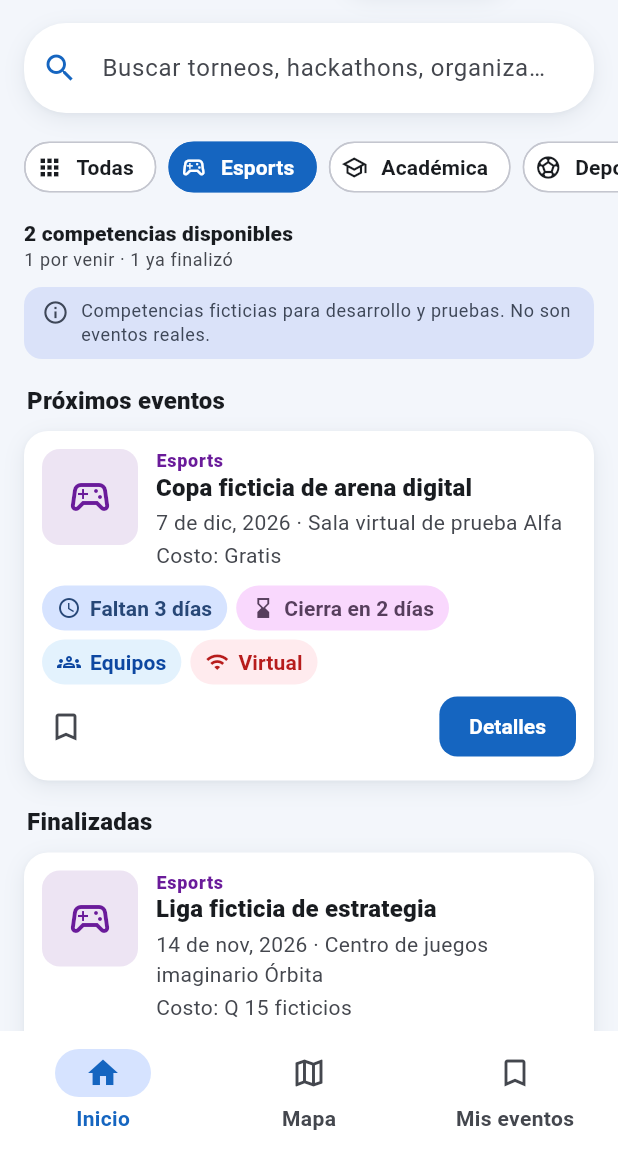
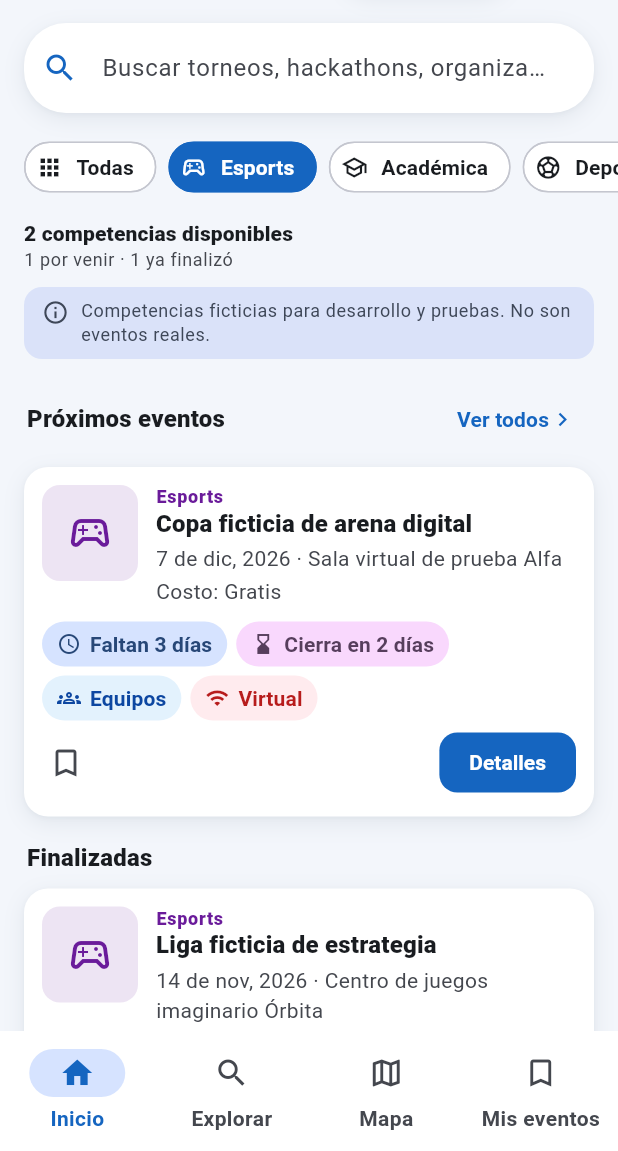
Before and after one commit to Casttle22/pdm2026d-equipo-04-competihub, a Flutter app: the screen it shows after launch, after a tap on "Esports", on a phone screen of 412 x 824 dp, the part 85-1236 px from its top. Run offline on Flutter 3.47's test engine with Material 3 defaults, Android fonts, the phone set to English and light mode, and no system bars; our stand-ins replace flutter_map, flutter_riverpod, latlong2, share_plus, sqflite, sqflite_common_ffi; accounts and stored records are empty.

Commit message:
feat: barra inferior con Explorar (rediseño 3/5)
- Cuatro pestañas: Inicio, Explorar, Mapa y Mis eventos (sin Perfil).
- Explorar: buscador y filtros de categoría, modalidad, formato,
  inscripción abierta e incluir finalizadas, con conteo, «Quitar
  filtros» y estado vacío.
- «Ver todos >» del Inicio y «Explorar competencias» de Mis eventos
  llevan a Explorar.
- Rótulos de la barra limitados a 1,1× para que quepan cuatro a 360 dp.

Pruebas ajustadas (verifican lo mismo): navigation_test,
barra_inferior_test y mis_eventos_test.

Co-Authored-By: Claude Opus 5.5 <noreply@anthropic.com>

```diff
--- /dev/null
+++ b/lib/screens/explorar_screen.dart
@@ -0,0 +1,307 @@
+import 'package:flutter/material.dart';
+import 'package:flutter_riverpod/flutter_riverpod.dart';
+
+import '../data/competencia.dart';
+import '../providers/competencias_providers.dart';
+import '../providers/reloj_provider.dart';
+import '../tema.dart';
+import '../utils/busqueda.dart';
+import '../widgets/categoria_estilo.dart';
+import '../widgets/estado_vacio.dart';
+import '../widgets/etiquetas_ficha.dart';
+import '../widgets/pildora_filtro.dart';
+import '../widgets/tarjeta_competencia.dart';
+import 'competition_detail_screen.dart';
+
+const List<String> _modalidades = ['Presencial', 'Virtual', 'Híbrida'];
+
+// Explorar: búsqueda con todos los filtros (categoría, modalidad, formato,
+// inscripción abierta e incluir finalizadas) y la lista completa de
+// resultados. Los filtros son estado de la pestaña: se conservan al cambiar
+// de sección.
+class ExplorarScreen extends ConsumerStatefulWidget {
+  const ExplorarScreen({super.key});
+
+  @override
+  ConsumerState<ExplorarScreen> createState() => _ExplorarScreenState();
+}
+
+class _ExplorarScreenState extends ConsumerState<ExplorarScreen> {
+  final _busqueda = TextEditingController();
+  FiltrosExplorar _filtros = const FiltrosExplorar();
+
+  @override
+  void dispose() {
+    _busqueda.dispose();
+    super.dispose();
+  }
+
+  void _cambiar(FiltrosExplorar filtros) => setState(() => _filtros = filtros);
+
+  void _quitarFiltros() {
+    _busqueda.clear();
+    _cambiar(const FiltrosExplorar());
+  }
+
+  void _abrirDetalle(Competencia competencia) {
+    Navigator.of(context).push(
+      MaterialPageRoute<void>(
+        builder: (_) => CompetitionDetailScreen(competitionId: competencia.id),
+      ),
+    );
+  }
+
+  @override
+  Widget build(BuildContext context) {
+    final competenciasAsync = ref.watch(competenciasProvider);
+    final ahora = ref.watch(relojProvider)();
+    return Scaffold(
+      appBar: AppBar(title: const Text('Explorar')),
+      body: SafeArea(
+        child: competenciasAsync.when(
+          skipLoadingOnRefresh: false,
+          loading: () => const Center(child: CircularProgressIndicator()),
+          error: (_, _) => EstadoVacio(
+            icono: Icons.error_outline,
+            titulo: 'No pudimos cargar las competencias.',
+            mensaje: 'Intenta de nuevo en un momento.',
+            accion: FilledButton.icon(
+              onPressed: () => ref.invalidate(competenciasProvider),
+              icon: const Icon(Icons.refresh),
+              label: const Text('Reintentar'),
+            ),
+          ),
+          data: (todas) => _lista(context, todas, ahora),
+        ),
+      ),
+    );
+  }
+
+  Widget _lista(BuildContext context, List<Competencia> todas, DateTime ahora) {
+    final resultados = aplicarFiltros(todas, _filtros, ahora);
+    final categorias = todas.map((c) => c.categoria).toSet();
+    return ListView.builder(
+      key: const ValueKey('explorar-lista'),
+      keyboardDismissBehavior: ScrollViewKeyboardDismissBehavior.onDrag,
+      padding: const EdgeInsets.fromLTRB(16, 4, 16, 24),
+      itemCount: resultados.length + 1,
+      itemBuilder: (context, indice) {
+        if (indice == 0) {
+          return _filtrosYConteo(context, categorias, resultados.length);
+        }
+        final competencia = resultados[indice - 1];
+        return CompetitionCard(
+          key: ValueKey('explorar-${competencia.id}'),
+          competition: competencia,
+          ahora: ahora,
+          onTap: () => _abrirDetalle(competencia),
+        );
+      },
+    );
+  }
+
+  Widget _filtrosYConteo(
+    BuildContext context,
+    Set<String> categorias,
+    int cantidad,
+  ) {
+    final scheme = Theme.of(context).colorScheme;
+    final f = _filtros;
+    return Column(
+      crossAxisAlignment: CrossAxisAlignment.stretch,
+      children: [
+        DecoratedBox(
+          decoration: BoxDecoration(
+            borderRadius: BorderRadius.circular(28),
+            boxShadow: sombraSuave,
+          ),
+          child: TextField(
+            key: const ValueKey('explorar-busqueda'),
+            controller: _busqueda,
+            textInputAction: TextInputAction.search,
+            onChanged: (valor) => _cambiar(f.copiar(consulta: valor)),
+            decoration: InputDecoration(
+              hintText: 'Buscar torneos, hackathons, organizadores…',
+              prefixIcon: Icon(Icons.search, color: scheme.primary),
+              suffixIcon: f.consulta.isEmpty
+                  ? null
+                  : IconButton(
+                      tooltip: 'Borrar búsqueda',
+                      icon: const Icon(Icons.clear),
+                      onPressed: () {
+                        _busqueda.clear();
+                        _cambiar(f.copiar(consulta: ''));
+                      },
+                    ),
+              filled: true,
+              fillColor: Colors.white,
+              border: OutlineInputBorder(
+                borderRadius: BorderRadius.circular(28),
+                borderSide: BorderSide.none,
+              ),
+              enabledBorder: OutlineInputBorder(
+                borderRadius: BorderRadius.circular(28),
+                borderSide: BorderSide.none,
+              ),
+            ),
+          ),
+        ),
+        _Grupo(
+          titulo: 'Categoría',
+          children: [
+            PildoraFiltro(
+              icono: Icons.apps_outlined,
+              etiqueta: 'Todas',
+              seleccionada: f.categoria == null,
+              onSeleccionar: () => _cambiar(f.copiar(categoria: () => null)),
+            ),
+            for (final categoria in categorias)
+              PildoraFiltro(
+                icono: estiloDeCategoria(categoria, scheme).icono,
+                etiqueta: categoria,
+                seleccionada: f.categoria == categoria,
+                onSeleccionar: () =>
+                    _cambiar(f.copiar(categoria: () => categoria)),
+              ),
+          ],
+        ),
+        _Grupo(
+          titulo: 'Modalidad',
+          children: [
+            PildoraFiltro(
+              icono: Icons.public,
+              etiqueta: 'Todas',
+              seleccionada: f.modalidad == null,
+              onSeleccionar: () => _cambiar(f.copiar(modalidad: () => null)),
+            ),
+            for (final modalidad in _modalidades)
+              PildoraFiltro(
+                icono: coloresDeModalidad(modalidad).icono,
+                etiqueta: modalidad,
+                seleccionada: f.modalidad == modalidad,
+                onSeleccionar: () =>
+                    _cambiar(f.copiar(modalidad: () => modalidad)),
+              ),
+          ],
+        ),
+        _Grupo(
+          titulo: 'Formato',
+          children: [
+            PildoraFiltro(
+              icono: Icons.all_inclusive,
+              etiqueta: 'Todos',
+              seleccionada: f.formato == null,
+              onSeleccionar: () => _cambiar(f.copiar(formato: () => null)),
+            ),
+            for (final formato in FormatoCompetencia.values)
+              PildoraFiltro(
+                icono: coloresDeFormato(formato).icono,
+                etiqueta: formato == FormatoCompetencia.equipos
+                    ? 'Equipos'
+                    : 'Individual',
+                seleccionada: f.formato == formato,
+                onSeleccionar: () => _cambiar(f.copiar(formato: () => formato)),
+              ),
+          ],
+        ),
+        _Grupo(
+          titulo: 'Más filtros',
+          children: [
+            PildoraFiltro(
+              key: const ValueKey('explorar-inscripcion-abierta'),
+              icono: Icons.how_to_reg_outlined,
+              etiqueta: 'Inscripción abierta',
+              seleccionada: f.soloInscripcionAbierta,
+              onSeleccionar: () => _cambiar(
+                f.copiar(soloInscripcionAbierta: !f.soloInscripcionAbierta),
+              ),
+            ),
+            PildoraFiltro(
+              key: const ValueKey('explorar-incluir-finalizadas'),
+              icono: Icons.history,
+              etiqueta: 'Incluir finalizadas',
+              seleccionada: f.incluirFinalizadas,
+              onSeleccionar: () =>
+                  _cambiar(f.copiar(incluirFinalizadas: !f.incluirFinalizadas)),
+            ),
+          ],
+        ),
+        const SizedBox(height: 12),
+        Wrap(
+          alignment: WrapAlignment.spaceBetween,
+          crossAxisAlignment: WrapCrossAlignment.center,
+          children: [
+            Text(
+              cantidad == 1 ? '1 resultado' : '$cantidad resultados',
+              key: const ValueKey('explorar-conteo'),
+              style: Theme.of(
+                context,
+              ).textTheme.titleMedium?.copyWith(fontWeight: FontWeight.w800),
+            ),
+            if (f.hayFiltros || f.consulta.isNotEmpty)
+              TextButton.icon(
+                key: const ValueKey('explorar-quitar-filtros'),
+                onPressed: _quitarFiltros,
+                icon: const Icon(Icons.filter_alt_off_outlined),
+                label: const Text('Quitar filtros'),
+              ),
+          ],
+        ),
+        const SizedBox(height: 8),
+        if (cantidad == 0)
+          EstadoVacio(
+            key: const ValueKey('explorar-vacio'),
+            icono: Icons.search_off_outlined,
+            titulo: 'Sin resultados',
+            mensaje: f.incluirFinalizadas
+                ? 'Ninguna competencia cumple con la búsqueda y los filtros.'
+                : 'Ninguna competencia próxima cumple con la búsqueda y los '
+                      'filtros. Prueba a quitar alguno o a incluir las '
+                      'finalizadas.',
+            accion: f.hayFiltros || f.consulta.isNotEmpty
+                ? FilledButton.icon(
+                    key: const ValueKey('explorar-vacio-quitar'),
+                    onPressed: _quitarFiltros,
+                    icon: const Icon(Icons.filter_alt_off_outlined),
+                    label: const Text('Quitar filtros'),
+                  )
+                : null,
+          ),
+      ],
+    );
+  }
+}
+
+// Grupo de filtros con su subtítulo y una fila de píldoras que se desliza
+// de lado.
+class _Grupo extends StatelessWidget {
+  const _Grupo({required this.titulo, required this.children});
+
+  final String titulo;
+  final List<Widget> children;
+
+  @override
+  Widget build(BuildContext context) {
+    return Padding(
+      padding: const EdgeInsets.only(top: 12),
+      child: Column(
+        crossAxisAlignment: CrossAxisAlignment.start,
+        children: [
+          Text(
+            titulo,
+            style: Theme.of(context).textTheme.labelLarge?.copyWith(
+              color: Theme.of(context).colorScheme.onSurfaceVariant,
+              fontWeight: FontWeight.w700,
+            ),
+          ),
+          const SizedBox(height: 6),
+          SingleChildScrollView(
+            scrollDirection: Axis.horizontal,
+            clipBehavior: Clip.none,
+            child: Row(children: children),
+          ),
+        ],
+      ),
+    );
+  }
+}
--- a/lib/screens/inicio_screen.dart
+++ b/lib/screens/inicio_screen.dart
@@ -8,6 +8,7 @@ import '../tema.dart';
 import '../utils/busqueda.dart';
 import '../utils/fechas.dart';
 import '../widgets/categoria_estilo.dart';
+import '../widgets/pildora_filtro.dart';
 import '../widgets/tarjeta_competencia.dart';
 import 'competition_detail_screen.dart';
 import 'competition_form_screen.dart';
@@ -321,7 +322,7 @@ class _HomeScreenState extends ConsumerState<HomeScreen> {
             clipBehavior: Clip.none,
             child: Row(
               children: [
-                _PildoraFiltro(
+                PildoraFiltro(
                   icono: Icons.apps_outlined,
                   etiqueta: 'Todas',
                   seleccionada: categoriaSeleccionada == null,
@@ -329,7 +330,7 @@ class _HomeScreenState extends ConsumerState<HomeScreen> {
                       setState(() => categoriaSeleccionada = null),
                 ),
                 for (final categoria in categorias)
-                  _PildoraFiltro(
+                  PildoraFiltro(
                     icono: estiloDeCategoria(categoria, scheme).icono,
                     etiqueta: categoria,
                     seleccionada: categoriaSeleccionada == categoria,
@@ -546,50 +547,6 @@ class _PildoraUbicacion extends StatelessWidget {
   };
 }
 
-// Píldora de filtro de categoría: blanca con borde, o azul rellena con texto
-// blanco si está seleccionada.
-class _PildoraFiltro extends StatelessWidget {
-  const _PildoraFiltro({
-    required this.icono,
-    required this.etiqueta,
-    required this.seleccionada,
-    required this.onSeleccionar,
-  });
-
-  final IconData icono;
-  final String etiqueta;
-  final bool seleccionada;
-  final VoidCallback onSeleccionar;
-
-  @override
-  Widget build(BuildContext context) {
-    final scheme = Theme.of(context).colorScheme;
-    final colorContenido = seleccionada ? Colors.white : scheme.onSurface;
-    return Padding(
-      padding: const EdgeInsets.only(right: 8),
-      child: ChoiceChip(
-        avatar: Icon(icono, size: 18, color: colorContenido),
-        label: Text(etiqueta),
-        selected: seleccionada,
-        showCheckmark: false,
-        onSelected: (_) => onSeleccionar(),
-        selectedColor: scheme.primary,
-        backgroundColor: Colors.white,
-        labelStyle: TextStyle(
-          color: colorContenido,
-          fontWeight: FontWeight.w700,
-        ),
-        shape: StadiumBorder(
-          side: BorderSide(
-            color: seleccionada ? scheme.primary : scheme.outlineVariant,
-          ),
-        ),
-        padding: const EdgeInsets.symmetric(horizontal: 6, vertical: 6),
-      ),
-    );
-  }
-}
-
 class _TituloDeSeccion extends StatelessWidget {
   const _TituloDeSeccion({required this.texto, this.onVerTodos});
 
--- a/lib/screens/pantalla_principal.dart
+++ b/lib/screens/pantalla_principal.dart
@@ -1,15 +1,17 @@
 import 'package:flutter/material.dart';
 
+import 'explorar_screen.dart';
 import 'inicio_screen.dart';
 import 'mapa_screen.dart';
 import 'mis_eventos_screen.dart';
 
-// Pestañas de la barra inferior, en orden.
-enum Seccion { inicio, mapa, misEventos }
+// Pestañas de la barra inferior, en orden. No hay «Perfil»: la app no
+// tiene cuentas.
+enum Seccion { inicio, explorar, mapa, misEventos }
 
-// Pantalla principal con la barra inferior. Las tres secciones viven en un
+// Pantalla principal con la barra inferior. Las cuatro secciones viven en un
 // IndexedStack: al cambiar de pestaña no se destruyen, así que cada una
-// conserva su estado (búsqueda, filtro, posición de la lista, mapa).
+// conserva su estado (búsqueda, filtros, posición de la lista, mapa).
 //
 // El Detalle y el formulario se abren encima de toda la pantalla (sobre la
 // barra), con el navegador principal; así el botón Atrás del sistema se
@@ -26,24 +28,25 @@ class PantallaPrincipal extends StatefulWidget {
 class _PantallaPrincipalState extends State<PantallaPrincipal> {
   late Seccion _seccion = widget.seccionInicial;
 
+  void _ir(Seccion seccion) => setState(() => _seccion = seccion);
+
   @override
   Widget build(BuildContext context) {
     return Scaffold(
       body: IndexedStack(
         index: _seccion.index,
         children: [
-          const HomeScreen(),
+          HomeScreen(onVerTodos: () => _ir(Seccion.explorar)),
+          const ExplorarScreen(),
           const MapaScreen(),
-          MisEventosScreen(
-            onExplorar: () => setState(() => _seccion = Seccion.inicio),
-          ),
+          MisEventosScreen(onExplorar: () => _ir(Seccion.explorar)),
         ],
       ),
-      // Con texto muy grande, los rótulos de la barra se limitan a 1,3×
-      // para que quepan los tres en un teléfono angosto. Los íconos y el
-      // resto de la app siguen la escala del sistema.
+      // Con texto muy grande, los rótulos de la barra se limitan a 1,1×:
+      // con cuatro pestañas a 360 dp, «Mis eventos» se partía en dos líneas.
+      // Los íconos y el resto de la app siguen la escala del sistema.
       bottomNavigationBar: MediaQuery.withClampedTextScaling(
-        maxScaleFactor: 1.3,
+        maxScaleFactor: 1.1,
         child: NavigationBar(
           key: const ValueKey('barra-inferior'),
           selectedIndex: _seccion.index,
@@ -55,6 +58,11 @@ class _PantallaPrincipalState extends State<PantallaPrincipal> {
               icon: Icon(Icons.home_outlined),
               selectedIcon: Icon(Icons.home),
               label: 'Inicio',
+            ),
+            NavigationDestination(
+              icon: Icon(Icons.search),
+              selectedIcon: Icon(Icons.saved_search),
+              label: 'Explorar',
             ),
             NavigationDestination(
               icon: Icon(Icons.map_outlined),
--- a/lib/utils/busqueda.dart
+++ b/lib/utils/busqueda.dart
@@ -1,4 +1,5 @@
 import '../data/competencia.dart';
+import 'fechas.dart';
 
 // Búsqueda del Inicio: funciones puras para poder probarlas sin interfaz.
 
@@ -76,3 +77,88 @@ bool coincideConUbicacion(Competencia competencia, FiltroUbicacion filtro) {
       competencia.modalidad == 'Virtual' || competencia.modalidad == 'Híbrida',
   };
 }
+
+// Filtros de la pestaña Explorar. Cada uno vacío (null o false) significa
+// «sin filtrar por eso».
+class FiltrosExplorar {
+  const FiltrosExplorar({
+    this.consulta = '',
+    this.categoria,
+    this.modalidad,
+    this.formato,
+    this.soloInscripcionAbierta = false,
+    this.incluirFinalizadas = false,
+  });
+
+  final String consulta;
+  final String? categoria;
+  final String? modalidad;
+  final FormatoCompetencia? formato;
+
+  // Solo las que tienen fecha límite y todavía aceptan inscripciones.
+  final bool soloInscripcionAbierta;
+
+  // Por defecto Explorar muestra solo lo que todavía se puede aprovechar.
+  final bool incluirFinalizadas;
+
+  // true si hay algún filtro distinto del estado inicial (la búsqueda no
+  // cuenta: tiene su propio botón para borrarla).
+  bool get hayFiltros =>
+      categoria != null ||
+      modalidad != null ||
+      formato != null ||
+      soloInscripcionAbierta ||
+      incluirFinalizadas;
+
+  FiltrosExplorar copiar({
+    String? consulta,
+    String? Function()? categoria,
+    String? Function()? modalidad,
+    FormatoCompetencia? Function()? formato,
+    bool? soloInscripcionAbierta,
+    bool? incluirFinalizadas,
+  }) {
+    return FiltrosExplorar(
+      consulta: consulta ?? this.consulta,
+      categoria: categoria == null ? this.categoria : categoria(),
+      modalidad: modalidad == null ? this.modalidad : modalidad(),
+      formato: formato == null ? this.formato : formato(),
+      soloInscripcionAbierta:
+          soloInscripcionAbierta ?? this.soloInscripcionAbierta,
+      incluirFinalizadas: incluirFinalizadas ?? this.incluirFinalizadas,
+    );
+  }
+}
+
+// Las competencias que pasan todos los filtros, próximas primero (y las
+// finalizadas al final, si se incluyen).
+List<Competencia> aplicarFiltros(
+  Iterable<Competencia> competencias,
+  FiltrosExplorar filtros,
+  DateTime ahora,
+) {
+  final resultado = competencias.where((competencia) {
+    if (!filtros.incluirFinalizadas && estaFinalizada(competencia, ahora)) {
+      return false;
+    }
+    if (filtros.categoria != null &&
+        competencia.categoria != filtros.categoria) {
+      return false;
+    }
+    if (filtros.modalidad != null &&
+        competencia.modalidad != filtros.modalidad) {
+      return false;
+    }
+    if (filtros.formato != null && competencia.formato != filtros.formato) {
+      return false;
+    }
+    if (filtros.soloInscripcionAbierta) {
+      final estado = estadoInscripcion(competencia, ahora);
+      if (estado == null || estado == EstadoInscripcion.cerradas) {
+        return false;
+      }
+    }
+    return coincideConBusqueda(competencia, filtros.consulta);
+  });
+  return ordenarPorCercania(resultado, ahora);
+}
--- /dev/null
+++ b/lib/widgets/pildora_filtro.dart
@@ -0,0 +1,46 @@
+import 'package:flutter/material.dart';
+
+// Píldora de filtro (categoría, modalidad, formato…): blanca con borde, o
+// azul rellena con texto blanco si está seleccionada.
+class PildoraFiltro extends StatelessWidget {
+  const PildoraFiltro({
+    super.key,
+    required this.icono,
+    required this.etiqueta,
+    required this.seleccionada,
+    required this.onSeleccionar,
+  });
+
+  final IconData icono;
+  final String etiqueta;
+  final bool seleccionada;
+  final VoidCallback onSeleccionar;
+
+  @override
+  Widget build(BuildContext context) {
+    final scheme = Theme.of(context).colorScheme;
+    final colorContenido = seleccionada ? Colors.white : scheme.onSurface;
+    return Padding(
+      padding: const EdgeInsets.only(right: 8),
+      child: ChoiceChip(
+        avatar: Icon(icono, size: 18, color: colorContenido),
+        label: Text(etiqueta),
+        selected: seleccionada,
+        showCheckmark: false,
+        onSelected: (_) => onSeleccionar(),
+        selectedColor: scheme.primary,
+        backgroundColor: Colors.white,
+        labelStyle: TextStyle(
+          color: colorContenido,
+          fontWeight: FontWeight.w700,
+        ),
+        shape: StadiumBorder(
+          side: BorderSide(
+            color: seleccionada ? scheme.primary : scheme.outlineVariant,
+          ),
+        ),
+        padding: const EdgeInsets.symmetric(horizontal: 6, vertical: 6),
+      ),
+    );
+  }
+}
```
Also changed, not shown: 5 other files.
